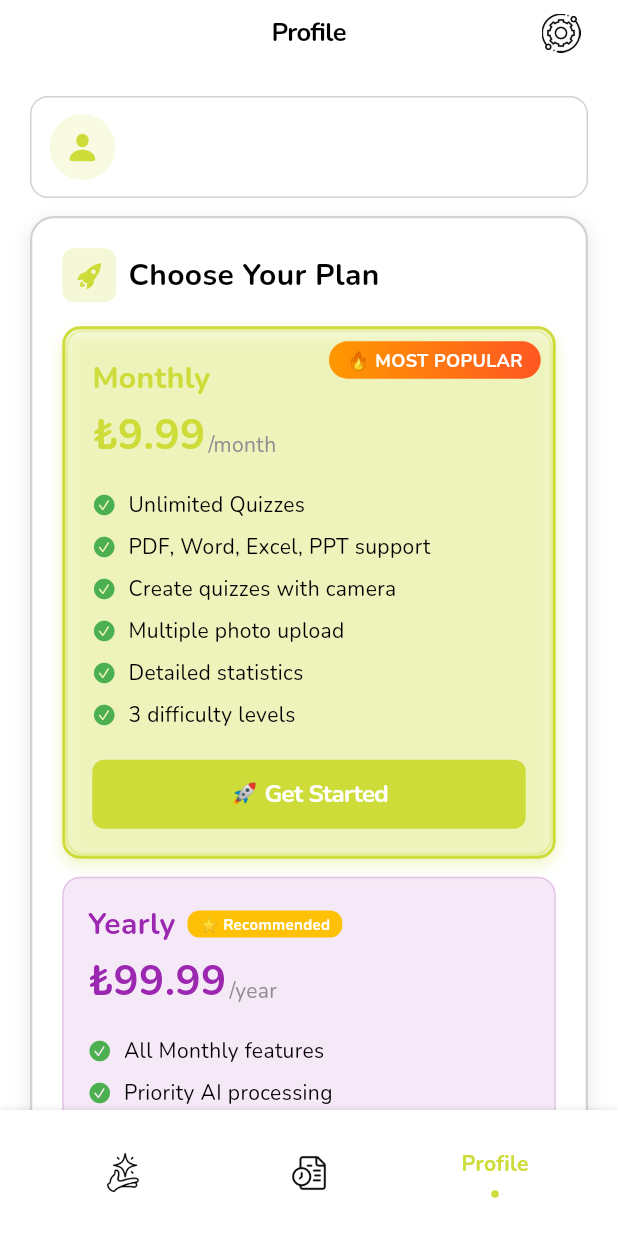
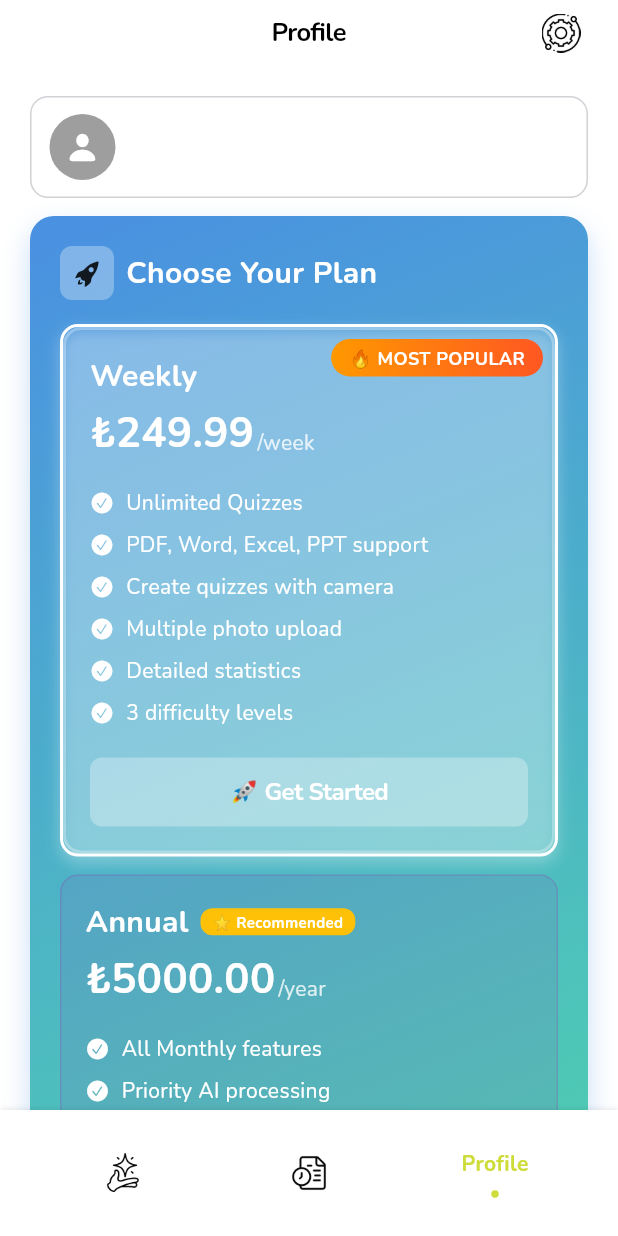
Before and after one commit to kardelenkeles/ui-quiz, a Flutter app: the screen it shows once a user with an empty profile is signed in, item 3 of the bottom bar chosen, on a phone screen of 412 x 824 dp. Run offline on Flutter 3.47's test engine with Material 3 defaults, Android fonts, the phone set to English and light mode, and no system bars; drawn by our look-alikes of flashy_tab_bar2, keyboard_dismisser; our stand-ins replace cloud_firestore, device_info_plus, file_picker, firebase_auth, firebase_core, google_sign_in and 5 more; missing offline and left inert: add_to_cart_animation, animated_button, flutter_pdf_text; accounts and stored records are empty; project files that could hold a hidden picture were left out.

Commit message:
feat: localize profile screen text to English; improve accessibility for English-speaking users feat: enhance progress indicator functionality; implement dynamic progress updates and improved loading messages

```diff
--- a/lib/screens/profile/profile_screen.dart
+++ b/lib/screens/profile/profile_screen.dart
@@ -104,10 +104,13 @@ class ProfileScreen extends StatelessWidget {
               width: 44,
               height: 44,
               decoration: BoxDecoration(
-                color: Colors.lime.withOpacity(0.15),
+                color: Colors.grey,
                 shape: BoxShape.circle,
               ),
-              child: const Icon(CupertinoIcons.person_fill, color: Colors.lime),
+              child: const Icon(
+                CupertinoIcons.person_fill,
+                color: Colors.white,
+              ),
             ),
             const SizedBox(width: 12),
             Expanded(
@@ -191,7 +194,7 @@ class ProfileScreen extends StatelessWidget {
             mainAxisAlignment: MainAxisAlignment.spaceBetween,
             children: [
               const Text(
-                'Premium Üyelik',
+                'Premium Membership',
                 style: TextStyle(
                   fontSize: 18,
                   fontWeight: FontWeight.bold,
@@ -209,7 +212,7 @@ class ProfileScreen extends StatelessWidget {
                   borderRadius: BorderRadius.circular(20),
                 ),
                 child: const Text(
-                  'Aktif',
+                  'Active',
                   style: TextStyle(
                     fontSize: 12,
                     fontWeight: FontWeight.bold,
@@ -222,7 +225,7 @@ class ProfileScreen extends StatelessWidget {
           ),
           const SizedBox(height: 8),
           Text(
-            'Sınırsız Sınav Oluşturma',
+            'Unlimited Quiz Creation',
             style: TextStyle(
               fontSize: 14,
               fontFamily: 'Nunito',
@@ -231,7 +234,7 @@ class ProfileScreen extends StatelessWidget {
           ),
           const SizedBox(height: 16),
           Text(
-            'Yenilenme Tarihi: 15.12.2024',
+            'Renewal Date: December 15, 2024',
             style: TextStyle(
               fontSize: 13,
               fontFamily: 'Nunito',
@@ -247,7 +250,7 @@ class ProfileScreen extends StatelessWidget {
               borderRadius: BorderRadius.circular(8),
             ),
             child: const Text(
-              'Üyeliği Yönet',
+              'Manage Membership',
               textAlign: TextAlign.center,
               style: TextStyle(
                 fontSize: 14,
@@ -485,14 +488,17 @@ class ProfileScreen extends StatelessWidget {
       width: double.infinity,
       padding: const EdgeInsets.all(20),
       decoration: BoxDecoration(
-        color: Colors.white,
+        gradient: LinearGradient(
+          colors: [Color(0xFF4A90E2), Color(0xFF50E3A1)],
+          begin: Alignment.topLeft,
+          end: Alignment.bottomRight,
+        ),
         borderRadius: BorderRadius.circular(16),
-        border: Border.all(color: CupertinoColors.systemGrey4, width: 1.5),
         boxShadow: [
           BoxShadow(
-            color: Colors.black.withOpacity(0.1),
-            blurRadius: 10,
-            offset: const Offset(0, 4),
+            color: Color(0xFF4A90E2).withOpacity(0.3),
+            blurRadius: 15,
+            offset: const Offset(0, 8),
           ),
         ],
       ),
@@ -504,14 +510,10 @@ class ProfileScreen extends StatelessWidget {
               Container(
                 padding: const EdgeInsets.all(8),
                 decoration: BoxDecoration(
-                  color: Colors.lime.withOpacity(0.2),
+                  color: Colors.white.withOpacity(0.3),
                   borderRadius: BorderRadius.circular(8),
                 ),
-                child: const Icon(
-                  CupertinoIcons.rocket_fill,
-                  color: Colors.lime,
-                  size: 20,
-                ),
+                child: const Icon(CupertinoIcons.rocket_fill, size: 20),
               ),
               const SizedBox(width: 8),
               const Text(
@@ -520,7 +522,7 @@ class ProfileScreen extends StatelessWidget {
                   fontSize: 20,
                   fontWeight: FontWeight.bold,
                   fontFamily: 'Nunito',
-                  color: CupertinoColors.black,
+                  color: Colors.white,
                 ),
               ),
             ],
@@ -531,10 +533,10 @@ class ProfileScreen extends StatelessWidget {
           Container(
             decoration: BoxDecoration(
               borderRadius: BorderRadius.circular(12),
-              border: Border.all(color: Colors.lime, width: 2),
+              border: Border.all(color: Colors.white, width: 2),
               boxShadow: [
                 BoxShadow(
-                  color: Colors.lime.withOpacity(0.3),
+                  color: Colors.white.withOpacity(0.3),
                   blurRadius: 8,
                   offset: const Offset(0, 4),
                 ),
@@ -543,9 +545,9 @@ class ProfileScreen extends StatelessWidget {
             child: Stack(
               children: [
                 _buildPlanCard(
-                  'Monthly',
-                  '₺9.99',
-                  '/month',
+                  'Weekly',
+                  '₺249.99',
+                  '/week',
                   [
                     '✓ Unlimited Quizzes',
                     '✓ PDF, Word, Excel, PPT support',
@@ -554,7 +556,7 @@ class ProfileScreen extends StatelessWidget {
                     '✓ Detailed statistics',
                     '✓ 3 difficulty levels',
                   ],
-                  Colors.lime,
+                  Colors.white.withOpacity(0.3),
                   true,
                   context,
                   isPopular: true,
@@ -590,10 +592,10 @@ class ProfileScreen extends StatelessWidget {
 
           const SizedBox(height: 12),
 
-          // Yearly Plan
+          // Annual Plan
           _buildPlanCard(
-            'Yearly',
-            '₺99.99',
+            'Annual',
+            '₺5000.00',
             '/year',
             [
               '✓ All Monthly features',
@@ -684,9 +686,7 @@ class ProfileScreen extends StatelessWidget {
                             fontSize: 20,
                             fontWeight: FontWeight.bold,
                             fontFamily: 'Nunito',
-                            color: color == Colors.grey
-                                ? CupertinoColors.black
-                                : color,
+                            color: Colors.white,
                           ),
                         ),
                         if (isRecommended) ...[
@@ -723,9 +723,7 @@ class ProfileScreen extends StatelessWidget {
                             fontSize: 28,
                             fontWeight: FontWeight.bold,
                             fontFamily: 'Nunito',
-                            color: color == Colors.grey
-                                ? CupertinoColors.systemGrey
-                                : color,
+                            color: Colors.white,
                           ),
                         ),
                         Padding(
@@ -735,7 +733,7 @@ class ProfileScreen extends StatelessWidget {
                             style: TextStyle(
                               fontSize: 14,
                               fontFamily: 'Nunito',
-                              color: CupertinoColors.systemGrey,
+                              color: Colors.white.withOpacity(0.8),
                             ),
                           ),
                         ),
@@ -781,8 +779,8 @@ class ProfileScreen extends StatelessWidget {
                         : CupertinoIcons.xmark_circle_fill,
                     size: 16,
                     color: isIncluded
-                        ? Colors.green
-                        : Colors.red.withOpacity(0.5),
+                        ? Colors.white
+                        : Colors.white.withOpacity(0.4),
                   ),
                   const SizedBox(width: 8),
                   Expanded(
@@ -792,8 +790,8 @@ class ProfileScreen extends StatelessWidget {
                         fontSize: 14,
                         fontFamily: 'Nunito',
                         color: isIncluded
-                            ? CupertinoColors.black
-                            : CupertinoColors.systemGrey,
+                            ? Colors.white
+                            : Colors.white.withOpacity(0.5),
                         decoration: isIncluded
                             ? TextDecoration.none
                             : TextDecoration.lineThrough,
@@ -808,7 +806,7 @@ class ProfileScreen extends StatelessWidget {
             const SizedBox(height: 12),
             SizedBox(
               width: double.infinity,
-              child: CupertinoButton.filled(
+              child: CupertinoButton(
                 color: color,
                 onPressed: () {
                   // TODO: Implement subscription logic
@@ -821,6 +819,7 @@ class ProfileScreen extends StatelessWidget {
                     fontFamily: 'Nunito',
                     fontWeight: FontWeight.bold,
                     fontSize: 16,
+                    color: Colors.white,
                   ),
                 ),
               ),
```
Also changed, not shown: lib/screens/progress-indicator/quiz_generator_progress.dart (+63 -43 lines).
